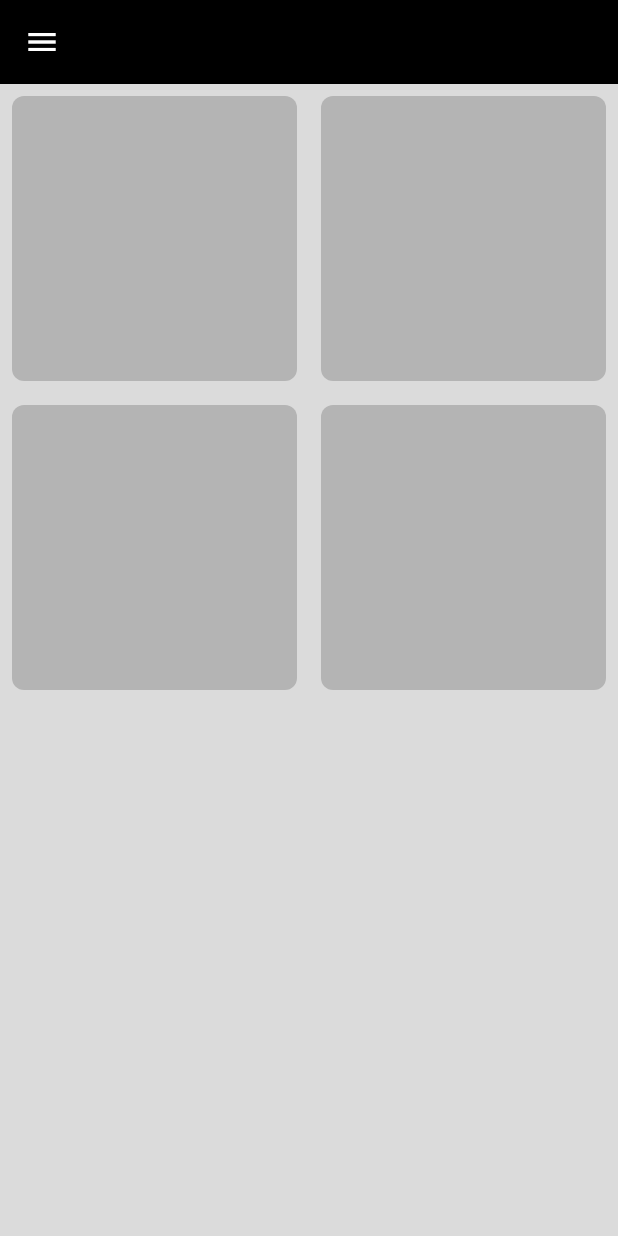
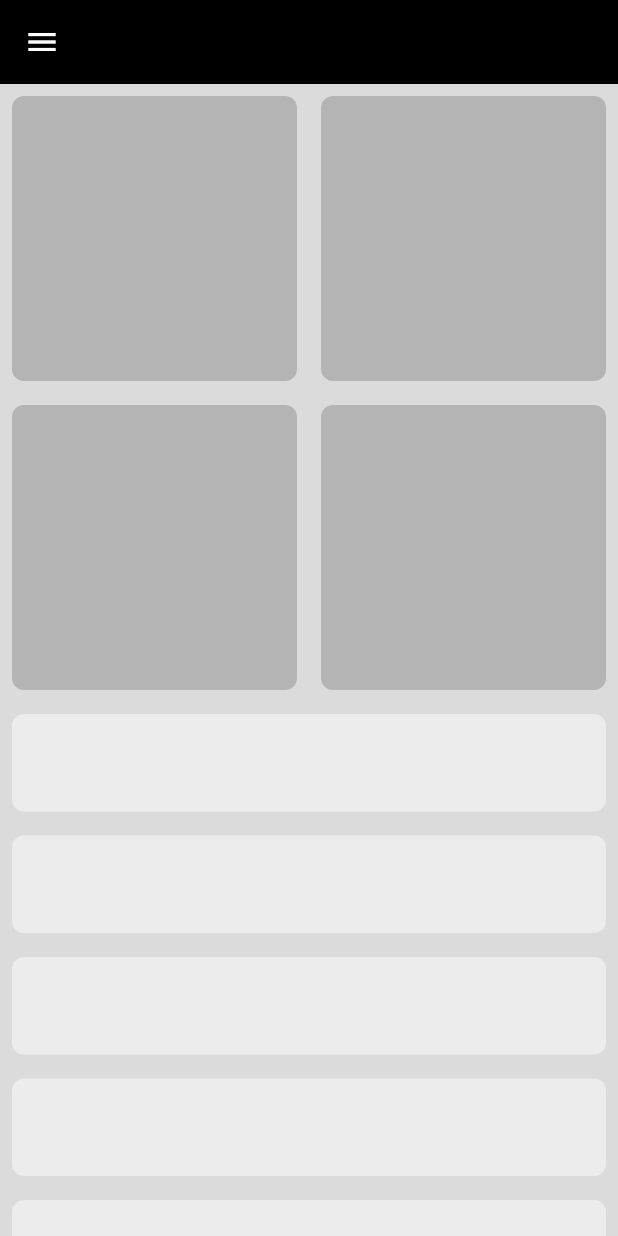
Before and after one commit to tasneemakhaled/adaptive_layout_practice, a Flutter app: the screen it shows after launch, on a phone screen of 412 x 824 dp. Run offline on Flutter 3.47's test engine with Material 3 defaults, Android fonts, the phone set to English and light mode, and no system bars.

Commit message:
custom sliver list

```diff
--- /dev/null
+++ b/lib/widgets/custom_item.dart
@@ -0,0 +1,18 @@
+import 'package:flutter/material.dart';
+
+class CustomItem extends StatelessWidget {
+  const CustomItem({super.key});
+
+  @override
+  Widget build(BuildContext context) {
+    return Padding(
+      padding: const EdgeInsets.all(8.0),
+      child: Container(
+        decoration: BoxDecoration(
+          color: Color(0xffB4B4B4),
+          borderRadius: BorderRadius.circular(8),
+        ),
+      ),
+    );
+  }
+}
--- a/lib/widgets/home_view_body.dart
+++ b/lib/widgets/home_view_body.dart
@@ -1,4 +1,5 @@
 import 'package:adaptive_layout_practice/widgets/custom_sliver_grid.dart';
+import 'package:adaptive_layout_practice/widgets/custom_sliver_list.dart';
 import 'package:flutter/material.dart';
 
 class HomeViewBody extends StatelessWidget {
@@ -6,7 +7,7 @@ class HomeViewBody extends StatelessWidget {
 
   @override
   Widget build(BuildContext context) {
-    return CustomScrollView(slivers: [CustomSliverGrid()]);
+    return CustomScrollView(slivers: [CustomSliverGrid(), CustomSliverList()]);
   }
 }
 
```
Also changed, not shown: lib/widgets/custom_sliver_grid.dart (+2 -10 lines), lib/widgets/custom_sliver_list.dart (added, +24 -0 lines).
